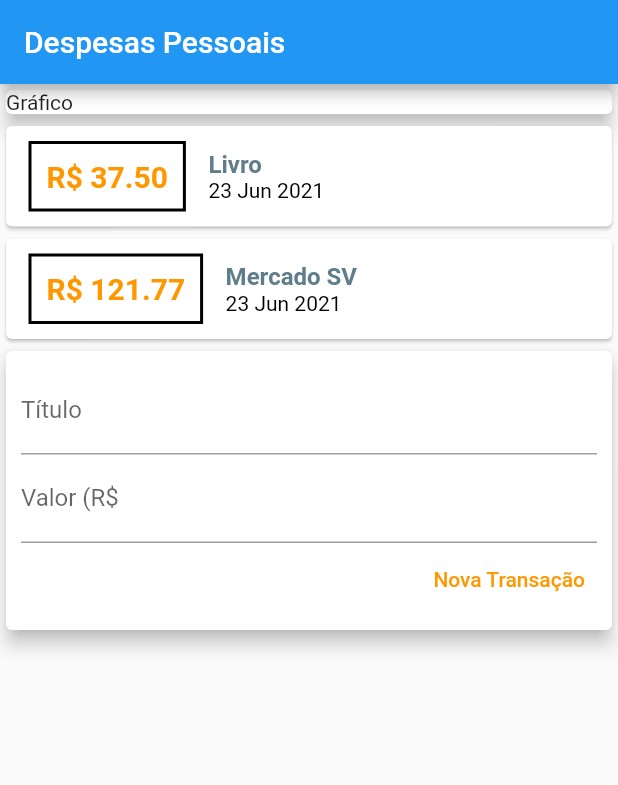
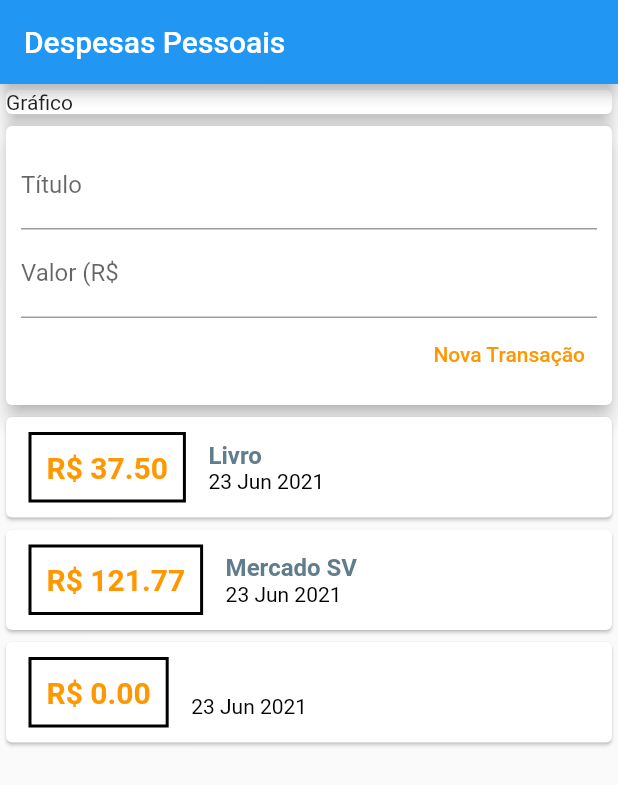
Before and after one commit to marceloguerra007/flutter-expenses, a Flutter app: the screen it shows after launch, after a tap on "Nova Transação", on a phone screen of 412 x 824 dp. Shown: the top 785 px of the screen. Run offline on Flutter 3.47's test engine with Material 2 defaults, Android fonts, the phone set to English and light mode, and no system bars.

Commit message:
Adicionando os recursos para adicionar uma nova transação e também o widget SingleChildScrollView.

```diff
--- a/lib/components/transaction_form.dart
+++ b/lib/components/transaction_form.dart
@@ -4,6 +4,10 @@ class TransactionForm extends StatelessWidget {
 
   final titleController = TextEditingController();
   final valueController = TextEditingController();
+
+  final void Function(String, double) onSubmit;
+
+  TransactionForm(this.onSubmit);
 
   @override
   Widget build(BuildContext context) {
@@ -23,7 +27,11 @@ class TransactionForm extends StatelessWidget {
                   ),
                   Row(mainAxisAlignment: MainAxisAlignment.end, children: [
                     TextButton(
-                        onPressed: () {},
+                        onPressed: () {
+                          final title = titleController.text;
+                          final value = double.tryParse(valueController.text) ?? 0.00;
+                          onSubmit(title, value);
+                        },
                         child: Text('Nova Transação',
                             style: TextStyle(color: Colors.orange))),
                   ])
--- a/lib/components/transaction_list.dart
+++ b/lib/components/transaction_list.dart
@@ -61,6 +61,13 @@ class TransactionList extends StatelessWidget {
           TransactionCard(title: tr.title, value: tr.value, date: tr.date))
       .toList();
 
-    return Column(children: <Widget>[...transactionWidgets]);
+    return Container(
+      height: 300,
+      child: SingleChildScrollView(
+        child: Column(
+          children: <Widget>[...transactionWidgets]
+          )
+        ),
+    );
   }
 }
--- a/lib/components/transaction_user.dart
+++ b/lib/components/transaction_user.dart
@@ -1,3 +1,5 @@
+import 'dart:math';
+
 import 'package:expenses/components/transaction_form.dart';
 import 'package:flutter/material.dart';
 
@@ -19,11 +21,24 @@ class _TransactionUserState extends State<TransactionUser> {
         id: '2', title: 'Mercado SV', value: 121.77, date: DateTime.now())
   ];
 
+  _addTransaction(String title, double value){
+    final newTransaction = Transaction(
+      id: Random().nextDouble().toString(),
+      title: title,
+      value: value,
+      date: DateTime.now()
+    );
+
+    setState( (){
+      _transactions.add(newTransaction);
+    });
+  }
+
   @override
   Widget build(BuildContext context) {
     return Column(children: [
-      TransactionList(_transactions),
-      TransactionForm()
+      TransactionForm(_addTransaction),
+      TransactionList(_transactions)
     ],);
   }
 }
--- a/lib/main.dart
+++ b/lib/main.dart
@@ -23,7 +23,8 @@ class MyHomePage extends StatelessWidget {
       appBar: AppBar(
         title: Text('Despesas Pessoais'),
       ),
-      body: Column(
+      body: SingleChildScrollView(
+        child: Column(
           mainAxisAlignment: MainAxisAlignment.start,
           crossAxisAlignment: CrossAxisAlignment.stretch,
           children: [
@@ -34,6 +35,7 @@ class MyHomePage extends StatelessWidget {
             TransactionUser()
           ],
         ),
+      ),
     );
   }
 }
```
Lines whose indentation alone changed are shown as unchanged.
